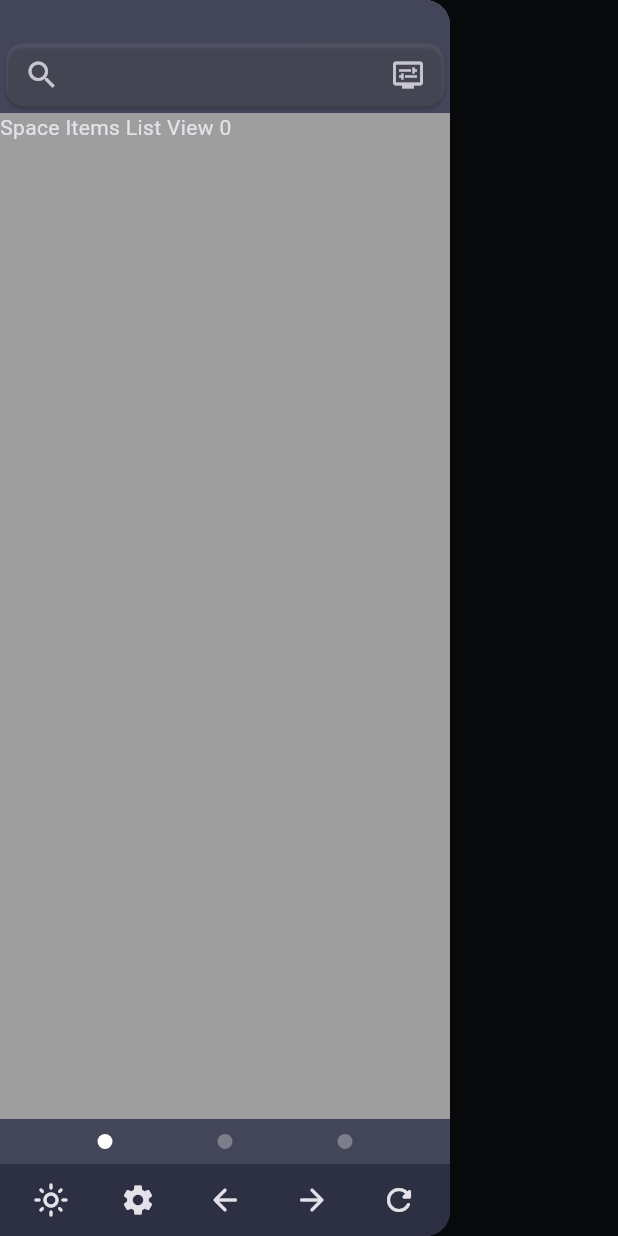
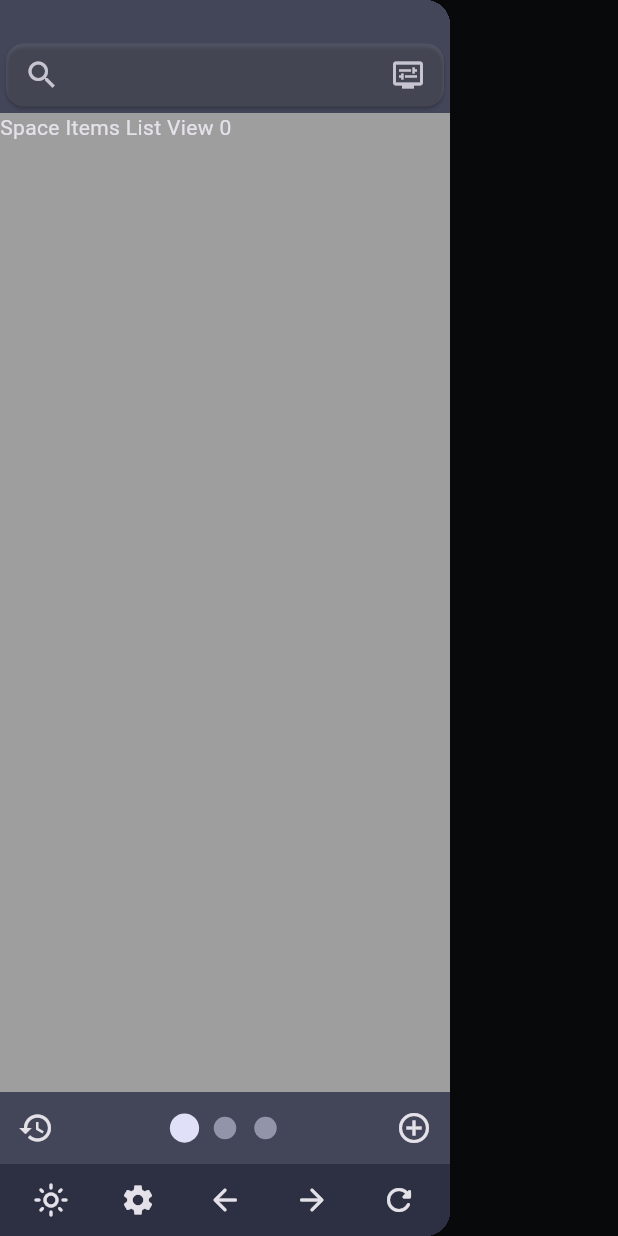
Before and after one commit to pwh9882/orbit, a Flutter app: the screen it shows after launch, with the side drawer open, on a phone screen of 412 x 824 dp. Run offline on Flutter 3.47's test engine with Material 3 defaults, Android fonts, the phone set to English and light mode, and no system bars; drawn by our look-alikes of smooth_page_indicator; our stand-ins replace get, get_storage, sqflite; accounts and stored records are empty.

Commit message:
space page view indicator ui 구현

```diff
--- a/lib/main.dart
+++ b/lib/main.dart
@@ -22,9 +22,9 @@
       theme: themeController.materialTheme.light(),
       darkTheme: themeController.materialTheme.dark(),
       themeMode: themeController.theme,
-      home: const SplitView(
+      home: SplitView(
         menu: SidebarView(),
-        content: ContentView(),
+        content: const ContentView(),
       ),
     );
   }
--- a/lib/views/sidebar_view/menus/menu_space_page_indicator.dart
+++ b/lib/views/sidebar_view/menus/menu_space_page_indicator.dart
@@ -1,4 +1,6 @@
 import 'package:flutter/material.dart';
+import 'package:get/get.dart';
+import 'package:smooth_page_indicator/smooth_page_indicator.dart';
 
 class MenuSpacePageIndicator extends StatelessWidget {
   final int currentPage = 0;
@@ -6,26 +8,60 @@ class MenuSpacePageIndicator extends StatelessWidget {
 
   const MenuSpacePageIndicator({
     super.key,
+    required this.controller,
+    required this.count,
   });
+  final PageController controller;
+  final int count;
 
   @override
   Widget build(BuildContext context) {
-    return Container(
-      padding: const EdgeInsets.symmetric(vertical: 10.0),
+    return Padding(
+      padding: const EdgeInsets.symmetric(horizontal: 0.0, vertical: 0.0),
       child: Row(
-        mainAxisAlignment: MainAxisAlignment.spaceEvenly,
-        children: List.generate(
-          totalPages,
-          (index) => Container(
-            margin: const EdgeInsets.symmetric(horizontal: 5.0),
-            width: 10.0,
-            height: 10.0,
-            decoration: BoxDecoration(
-              shape: BoxShape.circle,
-              color: currentPage == index ? Colors.white : Colors.white30,
+        mainAxisAlignment: MainAxisAlignment.spaceBetween,
+        children: [
+          IconButton(
+            // history
+            onPressed: () {
+              // TODO: implement onPressed
+            },
+            icon: Icon(
+              Icons.history_outlined,
+              color: context.theme.colorScheme.onBackground,
             ),
           ),
-        ),
+          SmoothPageIndicator(
+            controller: controller,
+            count: count,
+            effect: ScrollingDotsEffect(
+              activeDotColor:
+                  Theme.of(context).colorScheme.onSecondaryContainer,
+              dotColor: Theme.of(context)
+                  .colorScheme
+                  .onSecondaryContainer
+                  .withOpacity(0.5),
+              dotHeight: 15.0,
+              dotWidth: 15.0,
+              spacing: 12.0,
+            ),
+            onDotClicked: (index) => controller.animateToPage(
+              index,
+              duration: const Duration(milliseconds: 500),
+              curve: Curves.ease,
+            ),
+          ),
+          IconButton(
+            // history
+            onPressed: () {
+              // TODO: implement onPressed
+            },
+            icon: Icon(
+              Icons.add_circle_outline,
+              color: context.theme.colorScheme.onBackground,
+            ),
+          ),
+        ],
       ),
     );
   }
--- a/lib/views/sidebar_view/menus/menu_space_page_view.dart
+++ b/lib/views/sidebar_view/menus/menu_space_page_view.dart
@@ -2,7 +2,8 @@ import 'package:flutter/material.dart';
 import 'package:orbit/views/sidebar_view/menus/space_items_list_view.dart';
 
 class MenuSpacePageView extends StatelessWidget {
-  const MenuSpacePageView({super.key});
+  const MenuSpacePageView({super.key, required this.controller});
+  final PageController controller;
 
   @override
   Widget build(BuildContext context) {
@@ -10,6 +11,7 @@ class MenuSpacePageView extends StatelessWidget {
       alignment: Alignment.bottomCenter,
       children: <Widget>[
         PageView(
+          controller: controller,
           children: const [
             SpaceItemsListView(index: 0),
             SpaceItemsListView(index: 1),
--- a/lib/views/sidebar_view/sidebar_view.dart
+++ b/lib/views/sidebar_view/sidebar_view.dart
@@ -5,28 +5,29 @@ import 'package:orbit/views/sidebar_view/menus/menu_shortcut_bar.dart';
 import 'package:orbit/views/sidebar_view/menus/menu_space_page_indicator.dart';
 import 'package:orbit/views/sidebar_view/menus/menu_space_page_view.dart';
 
-// a map of ("page name", WidgetBuilder) pairs
-final _availablePages = <String, WidgetBuilder>{
-  'First Page': (_) => const EmptyPage(),
-  'Second Page': (_) => const EmptyPage(),
-};
+class SidebarView extends StatelessWidget {
+  SidebarView({super.key});
 
-class SidebarView extends StatelessWidget {
-  const SidebarView({super.key});
+  final PageController controller = PageController();
+  final int count = 3;
 
   @override
   Widget build(BuildContext context) {
     return Scaffold(
       // appBar: AppBar(title: const Text('Menu')),
       backgroundColor: Theme.of(context).colorScheme.secondaryContainer,
-      body: const Padding(
-        padding: EdgeInsets.only(top: 25.0),
+      body: Padding(
+        padding: const EdgeInsets.only(top: 25.0),
         child: Column(
           children: [
-            MenuSearchBar(),
-            Expanded(child: MenuSpacePageView()),
-            MenuSpacePageIndicator(),
-            MenuShortcutBar(),
+            const MenuSearchBar(),
+            Expanded(
+              child: MenuSpacePageView(
+                controller: controller,
+              ),
+            ),
+            MenuSpacePageIndicator(controller: controller, count: count),
+            const MenuShortcutBar(),
           ],
         ),
       ),
```
